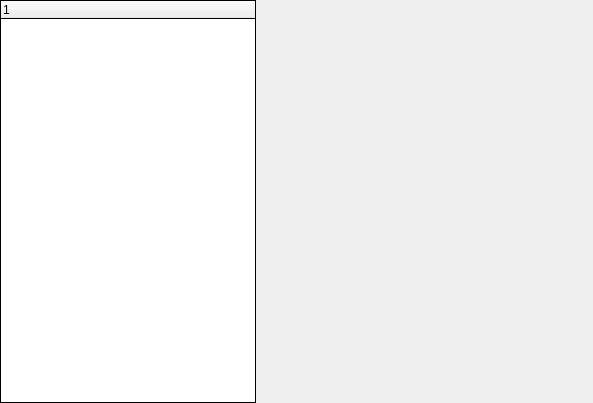
Above: ui/main_window.ui from Vikikoz/Kgis before the change. Below: the same form after it.
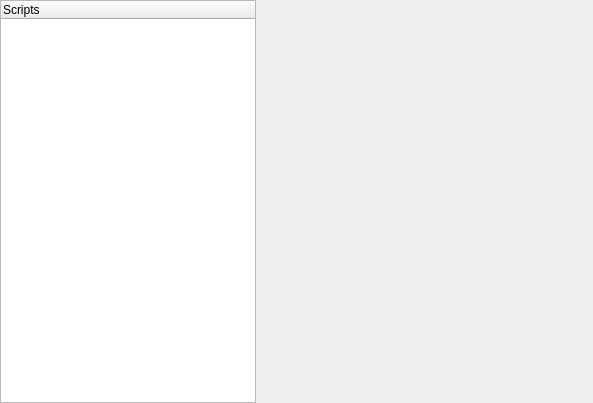
That is the form after the change.

Commit message: Ajout du .bat

What changed in the file:
```diff
--- a/ui/main_window.ui
+++ b/ui/main_window.ui
@@ -20,52 +20,6 @@
      <verstretch>0</verstretch>
     </sizepolicy>
    </property>
-   <property name="palette">
-    <palette>
-     <active>
-      <colorrole role="Window">
-       <brush brushstyle="SolidPattern">
-        <color alpha="255">
-         <red>0</red>
-         <green>0</green>
-         <blue>0</blue>
-        </color>
-       </brush>
-      </colorrole>
-     </active>
-     <inactive>
-      <colorrole role="Window">
-       <brush brushstyle="SolidPattern">
-        <color alpha="255">
-         <red>0</red>
-         <green>0</green>
-         <blue>0</blue>
-        </color>
-       </brush>
-      </colorrole>
-     </inactive>
-     <disabled>
-      <colorrole role="Base">
-       <brush brushstyle="SolidPattern">
-        <color alpha="255">
-         <red>0</red>
-         <green>0</green>
-         <blue>0</blue>
-        </color>
-       </brush>
-      </colorrole>
-      <colorrole role="Window">
-       <brush brushstyle="SolidPattern">
-        <color alpha="255">
-         <red>0</red>
-         <green>0</green>
-         <blue>0</blue>
-        </color>
-       </brush>
-      </colorrole>
-     </disabled>
-    </palette>
-   </property>
    <property name="mouseTracking">
     <bool>false</bool>
    </property>
@@ -130,7 +84,7 @@
         </attribute>
         <column>
          <property name="text">
-          <string notr="true">1</string>
+          <string notr="true">Scripts</string>
          </property>
         </column>
        </widget>
```
Left out of the diff: 6 changed lines with no effect on the pictures. The commit also changes 1 other file.
